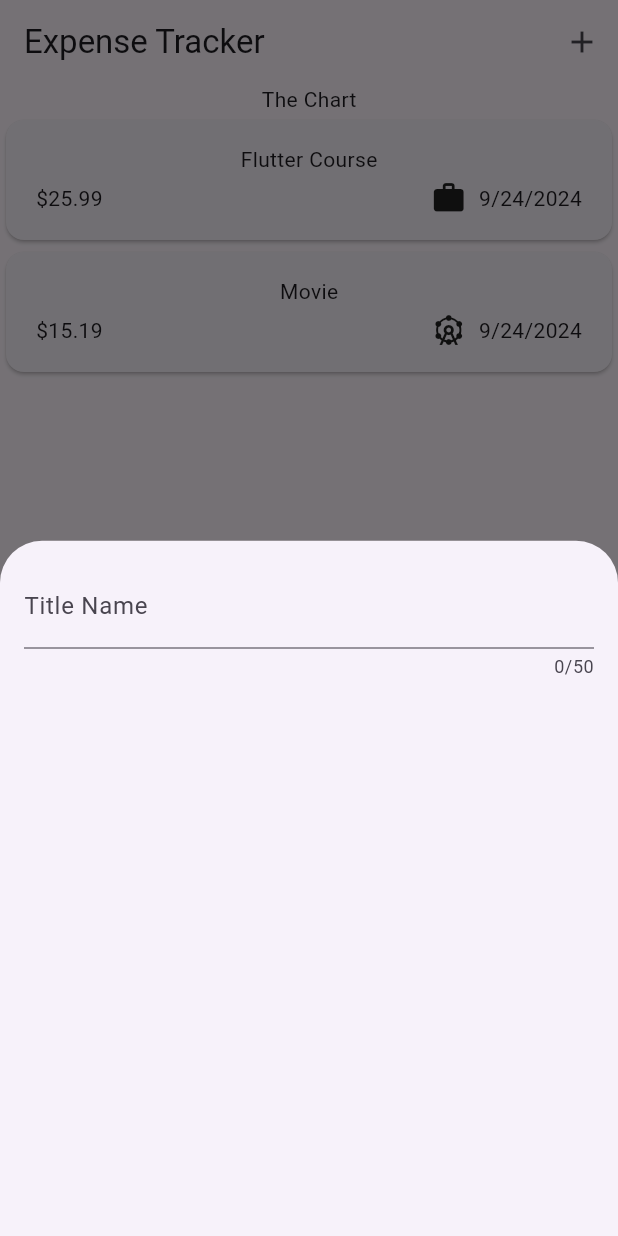
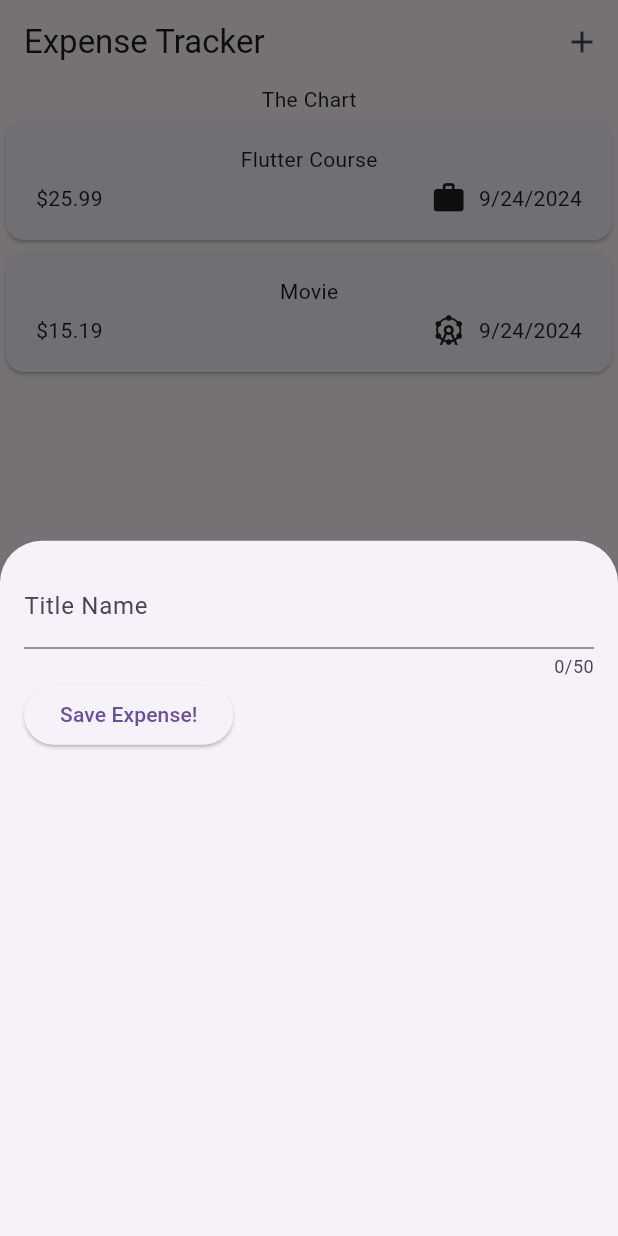
Before and after one commit to Mithilesh2600/First_App, a Flutter app: the screen it shows after launch, after a tap on the "add" icon, on a phone screen of 412 x 824 dp. Run offline on Flutter 3.47's test engine with Material 3 defaults, Android fonts, the phone set to English and light mode, and no system bars.

Commit message:
Update new_expense.dart

```diff
--- a/expense_app/lib/new_expense.dart
+++ b/expense_app/lib/new_expense.dart
@@ -10,17 +10,32 @@ class NewExpense extends StatefulWidget {
 }
 
 class _NewExpenseState extends State<NewExpense> {
+  var _enteredTitle = '';
+  void _saveTitleInput(String inputValue) {
+    _enteredTitle = inputValue;
+  }
+
   @override
   Widget build(BuildContext context) {
-    return const Padding(
-      padding: EdgeInsets.all(16.0),
+    return Padding(
+      padding: const EdgeInsets.all(16.0),
       child: Column(
         children: [
           TextField(
+            onChanged: _saveTitleInput,
             maxLength: 50,
-            decoration: InputDecoration(
+            decoration: const InputDecoration(
               label: Text("Title Name"),
             ),
+          ),
+          Row(
+            children: [
+              ElevatedButton(
+                  onPressed: () {
+                    print(_enteredTitle);
+                  },
+                  child: const Text("Save Expense!")),
+            ],
           )
         ],
       ),
```
